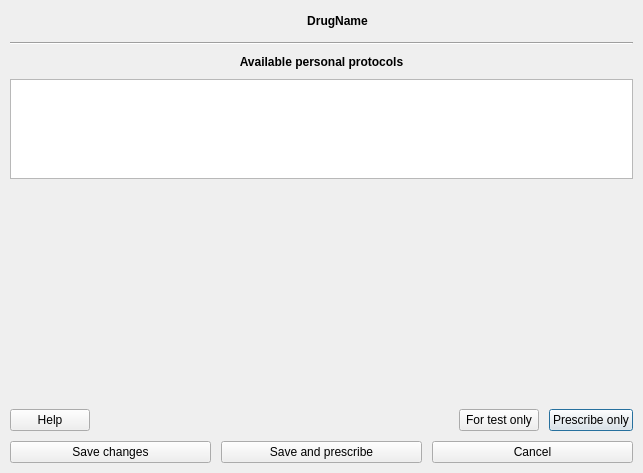
First picture: the form in plugins/drugsplugin/dosagedialog/mfDosageCreatorDialog.ui, repository FreeHealth/freehealth, before the edit.
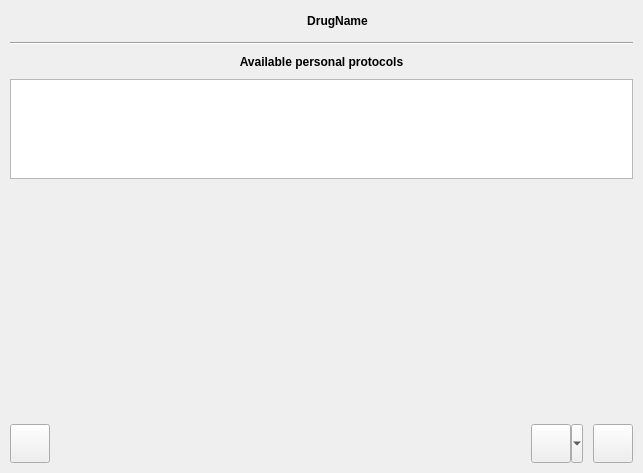
Second picture: the form after the edit. Custom widgets are drawn as their Qt base class.

Commit message: Drugs: - Implementing the new SEARCH_ENGINE drugs database functionality - New buttons in the Protocol Creator Dialog

```diff
--- a/plugins/drugsplugin/dosagedialog/mfDosageCreatorDialog.ui
+++ b/plugins/drugsplugin/dosagedialog/mfDosageCreatorDialog.ui
@@ -120,12 +120,21 @@
    <item row="5" column="0">
     <layout class="QHBoxLayout" name="horizontalLayout_7">
      <item>
-      <widget class="QPushButton" name="helpButton">
+      <widget class="QToolButton" name="helpButton">
        <property name="text">
-        <string>Help</string>
+        <string/>
        </property>
-       <property name="autoDefault">
-        <bool>false</bool>
+       <property name="iconSize">
+        <size>
+         <width>32</width>
+         <height>32</height>
+        </size>
+       </property>
+       <property name="popupMode">
+        <enum>QToolButton::InstantPopup</enum>
+       </property>
+       <property name="toolButtonStyle">
+        <enum>Qt::ToolButtonTextUnderIcon</enum>
        </property>
       </widget>
      </item>
@@ -143,76 +152,37 @@
       </spacer>
      </item>
      <item>
-      <widget class="QPushButton" name="testOnlyButton">
-       <property name="toolTip">
-        <string>The drug will be added in your prescription only for interactions testing.</string>
-       </property>
+      <widget class="QToolButton" name="validateButton">
        <property name="text">
-        <string>For test only</string>
+        <string/>
        </property>
-       <property name="autoDefault">
-        <bool>false</bool>
+       <property name="iconSize">
+        <size>
+         <width>32</width>
+         <height>32</height>
+        </size>
        </property>
-      </widget>
-     </item>
-     <item>
-      <widget class="QPushButton" name="prescribeButton">
-       <property name="toolTip">
-        <string>The current protocol will be used for your actual prescription,
- but will not be saved in your personnal database.</string>
+       <property name="popupMode">
+        <enum>QToolButton::MenuButtonPopup</enum>
        </property>
-       <property name="text">
-        <string>Prescribe only</string>
+       <property name="toolButtonStyle">
+        <enum>Qt::ToolButtonTextUnderIcon</enum>
        </property>
-       <property name="autoDefault">
-        <bool>false</bool>
-       </property>
-       <property name="default">
-        <bool>true</bool>
-       </property>
       </widget>
      </item>
-    </layout>
-   </item>
-   <item row="6" column="0">
-    <layout class="QHBoxLayout" name="horizontalLayout_2">
      <item>
-      <widget class="QPushButton" name="saveButton">
-       <property name="toolTip">
-        <string>The current protocol will be saved in your personal database, but not included in this prescription.</string>
-       </property>
+      <widget class="QToolButton" name="cancelButton">
        <property name="text">
-        <string>Save changes</string>
+        <string/>
        </property>
-       <property name="autoDefault">
-        <bool>false</bool>
+       <property name="iconSize">
+        <size>
+         <width>32</width>
+         <height>32</height>
+        </size>
        </property>
-      </widget>
-     </item>
-     <item>
-      <widget class="QPushButton" name="saveAndPrescribeButton">
-       <property name="toolTip">
-        <string>The current protocol will be used for your actual prescription,
-and saved in your personal database.</string>
-       </property>
-       <property name="text">
-        <string>Save and prescribe</string>
-       </property>
-       <property name="autoDefault">
-        <bool>false</bool>
-       </property>
-      </widget>
-     </item>
-     <item>
-      <widget class="QPushButton" name="cancelButton">
-       <property name="toolTip">
-        <string>Cancel this window, all changes will be lost.</string>
-       </property>
-       <property name="text">
-        <string>Cancel</string>
-       </property>
-       <property name="autoDefault">
-        <bool>false</bool>
+       <property name="toolButtonStyle">
+        <enum>Qt::ToolButtonTextUnderIcon</enum>
        </property>
       </widget>
      </item>
```
Left out of the diff: 23 changed lines with no effect on the pictures. The commit also changes 14 other files.
